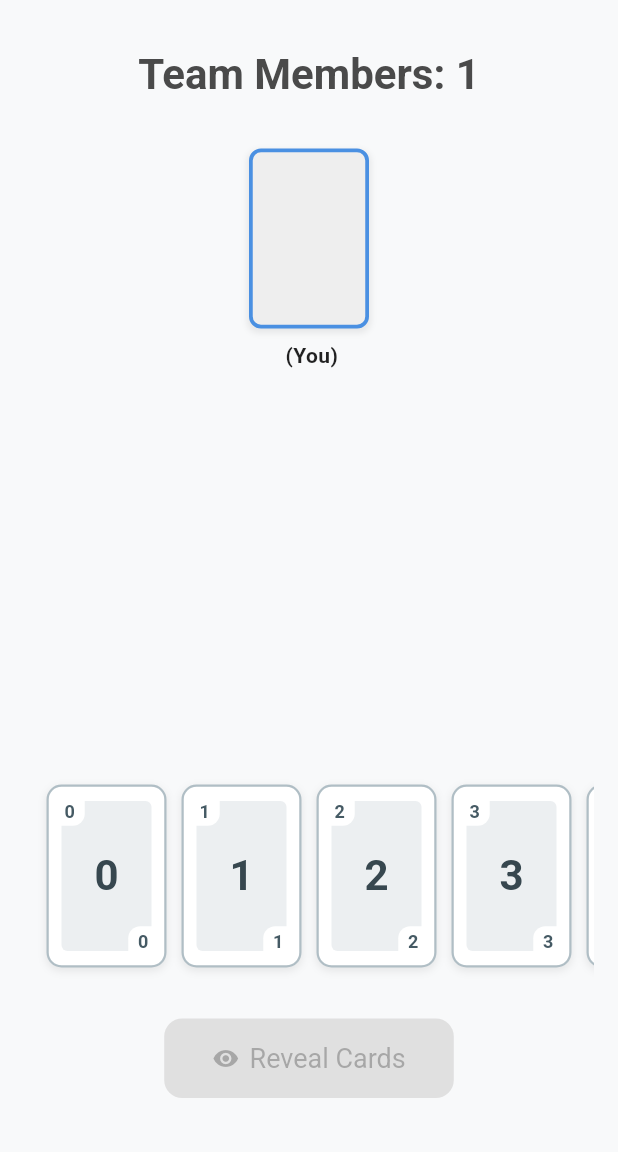
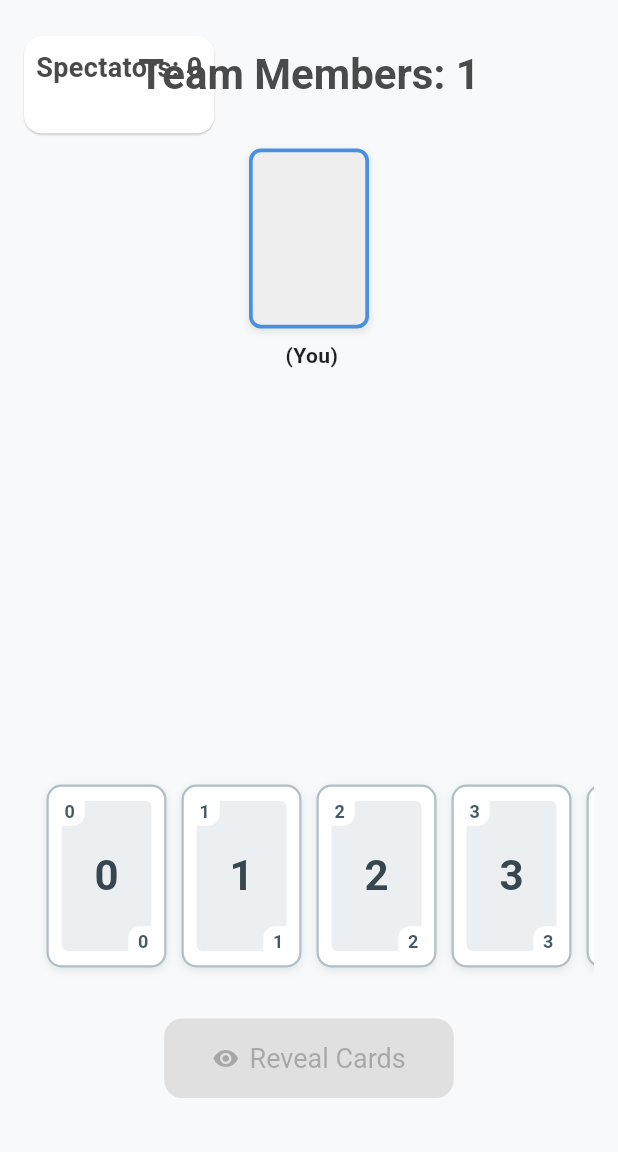
Before and after one commit to jacopocarlini/planning-poker-jc, a Flutter app: the CreateRoomPage screen opened directly, after a tap on "Create Room", on a phone screen of 412 x 824 dp, the part 84-1236 px from its top. Run offline on Flutter 3.47's test engine with Material 3 defaults, Android fonts, the phone set to English and light mode, and no system bars; our stand-ins replace firebase_core, firebase_database, fl_chart, shared_preferences; missing offline and left inert: dart:html; accounts and stored records are empty; Roboto replaces fonts that are missing (Poppins); statements that could not run were skipped.

Commit message:
spectators

```diff
--- a/lib/config/theme.dart
+++ b/lib/config/theme.dart
@@ -241,4 +241,8 @@ final ThemeData appThemeData = ThemeData(
     contentTextStyle: TextStyle(color: darkText, fontSize: 14, height: 1.4, fontFamily: 'Poppins'),
   ),
 
+  scrollbarTheme: const ScrollbarThemeData(
+    thumbVisibility: WidgetStatePropertyAll(true),
+  )
+
 );
--- a/lib/main.dart
+++ b/lib/main.dart
@@ -65,6 +65,7 @@ class PokerPlanningApp extends StatelessWidget {
                 roomId: arguments['roomId'] as String,
                 currentParticipantId: arguments['participantId'] as String,
                 currentUserName: arguments['userName'] as String,
+                isSpectator: arguments['isSpectator'] as bool,
               ),
               settings: settings, // Pass settings along
             );
--- a/lib/models/participant.dart
+++ b/lib/models/participant.dart
@@ -9,12 +9,14 @@ class Participant {
   final String name;
   final String? vote;
   final bool isCreator;
+  final bool isSpectator;
 
   Participant({
     required this.id,
     required this.name,
     this.vote,
     this.isCreator = false,
+    this.isSpectator = false,
   });
 
   Participant copyWith({
@@ -22,6 +24,7 @@ class Participant {
     String? name,
     String? vote,
     bool? isCreator,
+    bool? isSpectator,
     bool? clearVote,
   }) {
     return Participant(
@@ -29,6 +32,7 @@ class Participant {
       name: name ?? this.name,
       vote: clearVote == true ? null : vote ?? this.vote,
       isCreator: isCreator ?? this.isCreator,
+      isSpectator: isSpectator ?? this.isSpectator,
     );
   }
 
@@ -37,6 +41,7 @@ class Participant {
     'name': name,
     'vote': vote,
     'isCreator': isCreator,
+    'isSpectator': isSpectator,
   };
 
   static Participant fromJson(Map<String, dynamic> json) => Participant(
@@ -44,5 +49,6 @@ class Participant {
     name: json['name'] as String? ?? 'Unknown', // Fallback nome se mancante
     vote: json['vote'] as String?,
     isCreator: json['isCreator'] as bool? ?? false,
+    isSpectator: json['isSpectator'] as bool? ?? false,
   );
 }
--- a/lib/pages/create_room_page.dart
+++ b/lib/pages/create_room_page.dart
@@ -27,6 +27,7 @@ class _CreateRoomPageState extends State<CreateRoomPage> {
   final TextEditingController _nameController = TextEditingController();
   final _formKey = GlobalKey<FormState>();
   bool _isLoading = false;
+  bool _isSpectator = false;
 
 
   // Stato per memorizzare il nome del set di carte selezionato
@@ -63,26 +64,8 @@ class _CreateRoomPageState extends State<CreateRoomPage> {
                   style: TextStyle(fontSize: 24, fontWeight: FontWeight.bold),
                 ),
                 const SizedBox(height: 40),
-                // TextFormField(
-                //   controller: _nameController,
-                //   decoration: const InputDecoration(
-                //     labelText: 'Enter Your Name',
-                //   ),
-                //   validator: (value) {
-                //     if (value == null || value.isEmpty) {
-                //       return 'Please enter a valid name'; // Messaggio corretto
-                //     }
-                //     return null;
-                //   },
-                //   onFieldSubmitted: (_) {
-                //     if (!_isLoading) {
-                //       _createRoom();
-                //     }
-                //   },
-                // ),
-                const SizedBox(height: 24), // Spazio prima del dropdown
 
-                // --- Dropdown per la selezione del set di carte ---
+                const SizedBox(height: 24),
                 DropdownButtonFormField<String>(
                   value: _selectedCardSetName,
                   decoration: const InputDecoration(
@@ -109,9 +92,23 @@ class _CreateRoomPageState extends State<CreateRoomPage> {
                     return null;
                   },
                 ),
-                // --- Fine Dropdown ---
 
                 const SizedBox(height: 24),
+                Row(children: [
+                  Switch(value: _isSpectator, onChanged: (value){
+                    setState(() {
+                      _isSpectator = value;
+                    });
+                  }),
+
+                  Padding(
+                    padding: const EdgeInsets.only(left: 8.0),
+                    child: const Text("Enter as Spectator"),
+                  ),
+
+                ],),
+                const SizedBox(height: 24),
+
                 _isLoading
                     ? const CircularProgressIndicator()
                     : Container(
@@ -156,9 +153,11 @@ class _CreateRoomPageState extends State<CreateRoomPage> {
 
       try {
         String username = (await _prefsService.getUsername())!;
+        await _prefsService.saveIsSpectator(_isSpectator);
         // Passa il set di carte selezionato al service
         final room = await firebaseService.createRoom(
           creatorName: username,
+          isSpectator: _isSpectator,
           cardValues: selectedCards, // Passa il set di carte
         );
         navigator.pushReplacementNamed(
@@ -167,6 +166,7 @@ class _CreateRoomPageState extends State<CreateRoomPage> {
             'roomId': room.id,
             'participantId': room.creatorId,
             'userName': username,
+            'isSpectator': _isSpectator
             // Non c'è bisogno di passare di nuovo le carte qui,
             // la RoomPage le leggerà da Firebase usando l'ID della stanza.
           },
--- a/lib/pages/planning_room_page.dart
+++ b/lib/pages/planning_room_page.dart
@@ -9,6 +9,7 @@ import 'package:poker_planning/components/share_room_dialog_content.dart';
 import 'package:poker_planning/components/user_profile_chip.dart'; // Assicurati che il percorso sia corretto
 import 'package:poker_planning/components/vote_results_summary_view.dart';
 import 'package:poker_planning/components/voting_cards_row.dart';
+import 'package:poker_planning/models/participant.dart';
 import 'package:poker_planning/models/room.dart';
 import 'package:poker_planning/services/firebase_service.dart';
 import 'package:poker_planning/services/user_preferences_service.dart';
@@ -20,6 +21,7 @@ class PlanningRoom extends StatefulWidget {
   final String roomId;
   final String currentParticipantId;
   final String currentUserName;
+  final bool isSpectator;
 
   const PlanningRoom({
     // Rinominato per chiarezza
@@ -27,6 +29,7 @@ class PlanningRoom extends StatefulWidget {
     required this.roomId,
     required this.currentParticipantId,
     required this.currentUserName,
+    required this.isSpectator,
   }) : super(key: key);
 
   @override
@@ -39,8 +42,8 @@ class _PlanningRoomState extends State<PlanningRoom> {
   late RealtimeFirebaseService _firebaseService;
   StreamSubscription<Room>? _roomSubscription;
   Room? _currentRoom;
+  Participant? _me;
   late String _myParticipantId;
-  late String _myUserName;
   String? _selectedVote;
   bool _isLoading = true;
   bool _presenceSetupDone = false;
@@ -54,7 +57,6 @@ class _PlanningRoomState extends State<PlanningRoom> {
     _firebaseService =
         Provider.of<RealtimeFirebaseService>(context, listen: false);
     _myParticipantId = widget.currentParticipantId;
-    _myUserName = widget.currentUserName;
 
     _subscribeToRoomUpdates();
     _setupPresenceIfNeeded();
@@ -77,7 +79,8 @@ class _PlanningRoomState extends State<PlanningRoom> {
 
           if (!amIStillInRoom && _currentRoom != null) {
             print(
-            "User $_myParticipantId detected removal from room ${widget.roomId}. Navigating back.");
+                "User $_myParticipantId detected removal from room ${widget
+                    .roomId}. Navigating back.");
             ScaffoldMessenger.of(context).showSnackBar(
               const SnackBar(
                 content: Text('You have been removed from the room.'),
@@ -96,9 +99,9 @@ class _PlanningRoomState extends State<PlanningRoom> {
           setState(() {
             _currentRoom = room;
             if (!room.areCardsRevealed) {
-          final me = room.participants
+              _me = room.participants
                   .firstWhereOrNull((p) => p.id == _myParticipantId);
-          _selectedVote = me?.vote;
+              _selectedVote = _me?.vote;
             } else {
               _selectedVote = room.participants
                   .firstWhereOrNull((p) => p.id == _myParticipantId)
@@ -114,12 +117,15 @@ class _PlanningRoomState extends State<PlanningRoom> {
             _currentRoom = null;
           });
           ScaffoldMessenger.of(context).showSnackBar(SnackBar(
-          content: Text('Error loading room: $error. You might need to leave.'),
+              content: Text(
+                  'Error loading room: $error. You might need to leave.'),
               backgroundColor: Colors.red));
         }, onDone: () {
           if (!mounted) return;
           print("Room stream for ${widget.roomId} closed.");
-      if (ModalRoute.of(context)?.isCurrent ?? false) {
+          if (ModalRoute
+              .of(context)
+              ?.isCurrent ?? false) {
             ScaffoldMessenger.of(context).showSnackBar(const SnackBar(
                 content: Text('Connection to the room closed.'),
                 backgroundColor: Colors.grey));
@@ -246,7 +252,10 @@ class _PlanningRoomState extends State<PlanningRoom> {
       );
     }
 
-    final participants = room.participants;
+    final participants =
+    room.participants.where((p) => !p.isSpectator).toList();
+    final spectators =
+    room.participants.where((p) => p.isSpectator).toList();
     final cardValues = room.cardValues;
     final cardsRevealed = room.areCardsRevealed;
 
@@ -271,7 +280,26 @@ class _PlanningRoomState extends State<PlanningRoom> {
       ),
       body: Padding(
           padding: const EdgeInsets.all(16.0),
-        child: Center(
+          child: Stack(
+              children: [
+              Positioned(left: 0, top: 0,
+              child: Card(
+                child: Padding(
+                  padding: const EdgeInsets.all(8.0),
+                  child: Column(
+                    children: [
+                      Padding(
+                        padding: const EdgeInsets.only(bottom: 24.0),
+                        child: Text("Spectators: ${spectators.length}",
+                            style: const TextStyle(fontWeight: FontWeight.bold, fontSize: 18)),
+                      ),
+                      ...spectators.map((elem)=> Text(elem.name))
+                    ],
+                  ),
+                ),
+              ),
+              ),
+      Center(
         child: ConstrainedBox(
           constraints: const BoxConstraints(maxWidth: 1000),
           child: Column(
@@ -289,8 +317,13 @@ class _PlanningRoomState extends State<PlanningRoom> {
               ),
               const SizedBox(height: 20),
               if (cardsRevealed)
-                  VoteResultsSummaryView(room: room)
+                SizedBox(
+                    height: MediaQuery
+                        .sizeOf(context)
+                        .height / 2,
+                    child: VoteResultsSummaryView(room: room))
               else
+                if (_me?.isSpectator == false)
                   VotingCardsRow(
                     cardValues: cardValues,
                     selectedVote: _selectedVote,
@@ -298,6 +331,7 @@ class _PlanningRoomState extends State<PlanningRoom> {
                     onVoteSelected: _selectVote,
                   ),
               const SizedBox(height: 20),
+              if (_me?.isSpectator == false)
                 Align(
                   widthFactor: 1,
                   child: RevealResetButton(
@@ -313,7 +347,9 @@ class _PlanningRoomState extends State<PlanningRoom> {
           ),
         ),
       ),
-      ),
+      ],
+    ),)
+    ,
     );
   }
 
@@ -321,7 +357,8 @@ class _PlanningRoomState extends State<PlanningRoom> {
     final roomUrl = '${html.window.location.origin}/room/${widget.roomId}';
     showDialog(
       context: context,
-      builder: (context) => AlertDialog(
+      builder: (context) =>
+          AlertDialog(
             title: const Text('Share Room'),
             shape:
             RoundedRectangleBorder(borderRadius: BorderRadius.circular(15.0)),
@@ -349,19 +386,14 @@ class _PlanningRoomState extends State<PlanningRoom> {
   Future<void> _saveProfile() async {
     {
       var userName = (await _prefsService.getUsername() ?? "Unknown").trim();
-      setState(() {
-        _myUserName = userName;
-      });
-      await _firebaseService.updateParticipantName(
-        widget.roomId,
-        _myParticipantId,
-        userName,
-      );
+      bool isSpectator = await _prefsService.isSpectator() ?? false;
+      _firebaseService.updateParticipant(
+          widget.roomId, _myParticipantId, userName, isSpectator);
     }
   }
 
-  Future<void> _showKickConfirmationDialog(
-      String participantIdToKick, String participantName) async {
+  Future<void> _showKickConfirmationDialog(String participantIdToKick,
+      String participantName) async {
     if (participantIdToKick == _myParticipantId) return;
     final bool? confirmed = await showDialog<bool>(
       context: context,
@@ -395,8 +427,8 @@ class _PlanningRoomState extends State<PlanningRoom> {
     }
   }
 
-  Future<void> _kickParticipant(
-      String participantIdToKick, String participantName) async {
+  Future<void> _kickParticipant(String participantIdToKick,
+      String participantName) async {
     final messenger = ScaffoldMessenger.of(context);
     print(
         'Kicking participant $participantIdToKick from room ${widget.roomId}');
--- a/lib/services/firebase_service.dart
+++ b/lib/services/firebase_service.dart
@@ -36,13 +36,13 @@ class RealtimeFirebaseService {
 
   // Create a new room
   Future<Room> createRoom(
-      {required String creatorName, required List<String> cardValues}) async {
+      {required String creatorName, required bool isSpectator, required List<String> cardValues}) async {
     var creatorId = _generateUserId(); // ID casuale per il creatore
     if (await _prefsService.hasId()) {
       creatorId = (await _prefsService.getId())!;
     }
     final creator =
-        Participant(id: creatorId, name: creatorName, isCreator: true);
+        Participant(id: creatorId, name: creatorName, isCreator: true, isSpectator: isSpectator);
     _prefsService.saveId(creatorId);
 
     final newRoomRef = _roomsRef.push(); // Firebase genera l'ID della stanza
@@ -64,7 +64,7 @@ class RealtimeFirebaseService {
 
   // Join an existing room
   Future<Room?> joinRoom(
-      {required String roomId, required String participantName}) async {
+      {required String roomId, required String participantName, required bool isSpectator}) async {
     final roomRef = _getRoomRef(roomId);
 
     try {
@@ -79,7 +79,7 @@ class RealtimeFirebaseService {
         participantId = (await _prefsService.getId())!;
       }
       final newParticipant =
-          Participant(id: participantId, name: participantName);
+          Participant(id: participantId, name: participantName, isSpectator: isSpectator);
       _prefsService.saveId(participantId);
 
       // Aggiungi il partecipante alla mappa nel DB
@@ -311,8 +311,8 @@ class RealtimeFirebaseService {
     }
   }
 
-  Future<void> updateParticipantName(
-      String roomId, String participantId, String newName) async {
+  Future<void> updateParticipant(
+      String roomId, String participantId, String newName, bool isSpectator) async {
     if (roomId.isEmpty) {
       throw ArgumentError("Room ID cannot be empty.");
     }
@@ -337,5 +337,7 @@ class RealtimeFirebaseService {
       // Rilancia l'eccezione per farla gestire dal chiamante (es. UI)
       throw Exception("Database error updating participant name: $e");
     }
+    final DatabaseReference participantSpectatorRef = _getRoomRef(roomId).child('participants/$participantId/isSpectator');
+    await participantSpectatorRef.set(isSpectator);
   }
 }
--- a/lib/services/user_preferences_service.dart
+++ b/lib/services/user_preferences_service.dart
@@ -3,6 +3,7 @@ import 'package:shared_preferences/shared_preferences.dart';
 class UserPreferencesService {
   static const _keyUsername = 'username';
   static const _keyId = 'id';
+  static const _isSpectator = 'isSpectator';
 
   Future<void> saveUsername(String username) async {
     final prefs = await SharedPreferences.getInstance();
@@ -43,4 +44,16 @@ class UserPreferencesService {
     final prefs = await SharedPreferences.getInstance();
     await prefs.remove(_keyId);
   }
+
+  Future<void> saveIsSpectator(bool isSpectator) async {
+    final prefs = await SharedPreferences.getInstance();
+    await prefs.setBool(_isSpectator, isSpectator);
+  }
+
+  Future<bool?> isSpectator() async {
+    final prefs = await SharedPreferences.getInstance();
+    return prefs.getBool(_isSpectator);
+  }
+
+
 }
```
Also changed, not shown: lib/components/user_profile_chip.dart (+58 -9 lines), lib/components/vote_results_summary_view.dart (+6 -5 lines), lib/pages/join_room_page.dart (+20 -0 lines), lib/pages/welcome_page.dart (+12 -7 lines), assets/logo/logo-old.png (added), assets/logo/logo.png, pubspec.lock, 5 other files. Lines whose indentation alone changed are shown as unchanged.
